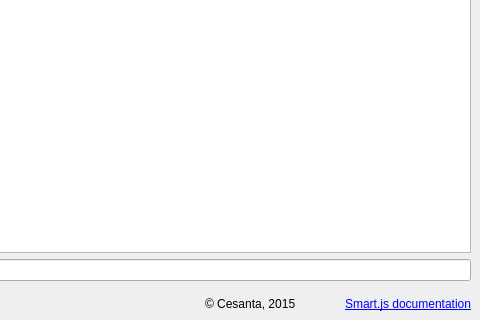
This is src/main.ui in olgierdh/mongoose-flashing-tool as Qt 5 draws it before an edit; both pictures show x 233 to 713 and y 208 to 528 of the 713 by 528 pixel window. The edited form follows.
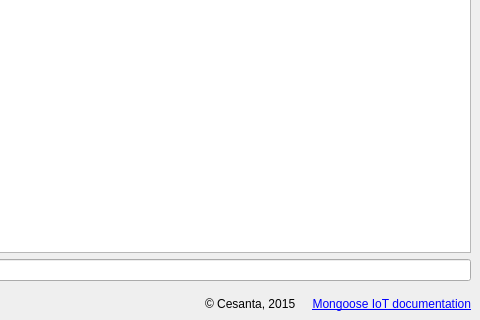
This is the edited form. Icons and pictures are not drawn.

```diff
--- a/src/main.ui
+++ b/src/main.ui
@@ -255,7 +255,7 @@
       <item>
        <widget class="QLabel" name="label_2">
         <property name="text">
-         <string>&lt;a href=&quot;https://github.com/cesanta/smart.js&quot;&gt;Smart.js documentation&lt;/a&gt;</string>
+         <string>&lt;a href=&quot;https://github.com/cesanta/iot&quot;&gt;Mongoose IoT documentation&lt;/a&gt;</string>
         </property>
         <property name="alignment">
          <set>Qt::AlignRight|Qt::AlignTrailing|Qt::AlignVCenter</set>
```
Left out of the diff: 2 changed lines with no effect on the pictures.
